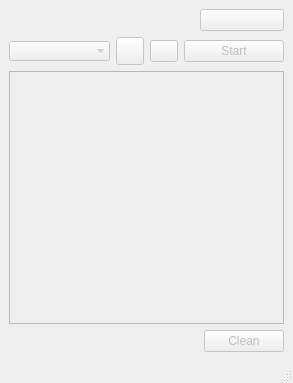
First picture: the form in GUI/mainwindow.ui, repository igorf7/Tcp1WireBridge, before the edit.
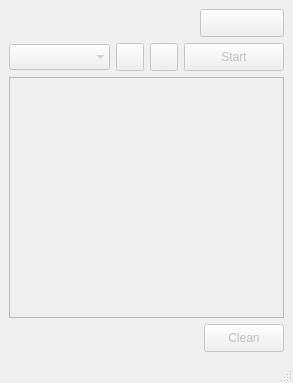
Second picture: the form after the edit. Icons and pictures are not drawn.

What changed in the file:
```diff
--- a/GUI/mainwindow.ui
+++ b/GUI/mainwindow.ui
@@ -28,6 +28,12 @@
      <layout class="QHBoxLayout" name="horizontalLayout_2">
       <item>
        <widget class="QLineEdit" name="tcpHostnameEdit">
+        <property name="minimumSize">
+         <size>
+          <width>0</width>
+          <height>26</height>
+         </size>
+        </property>
         <property name="focusPolicy">
          <enum>Qt::FocusPolicy::ClickFocus</enum>
         </property>
@@ -41,6 +47,12 @@
       </item>
       <item>
        <widget class="QLineEdit" name="tcpPortEdit">
+        <property name="minimumSize">
+         <size>
+          <width>0</width>
+          <height>26</height>
+         </size>
+        </property>
         <property name="focusPolicy">
          <enum>Qt::FocusPolicy::ClickFocus</enum>
         </property>
@@ -57,7 +69,7 @@
         <property name="minimumSize">
          <size>
           <width>84</width>
-          <height>0</height>
+          <height>28</height>
          </size>
         </property>
         <property name="toolTip">
@@ -81,7 +93,7 @@
         <property name="minimumSize">
          <size>
           <width>0</width>
-          <height>0</height>
+          <height>26</height>
          </size>
         </property>
         <property name="frame">
@@ -117,7 +129,7 @@
         <property name="minimumSize">
          <size>
           <width>0</width>
-          <height>0</height>
+          <height>28</height>
          </size>
         </property>
         <property name="maximumSize">
@@ -152,7 +164,7 @@
         <property name="minimumSize">
          <size>
           <width>0</width>
-          <height>0</height>
+          <height>28</height>
          </size>
         </property>
         <property name="maximumSize">
@@ -198,6 +210,12 @@
       </item>
       <item>
        <widget class="QPushButton" name="clearPushButton">
+        <property name="minimumSize">
+         <size>
+          <width>0</width>
+          <height>28</height>
+         </size>
+        </property>
         <property name="text">
          <string>Clean</string>
         </property>
```
Left out of the diff: 2 changed lines with no effect on the pictures.
